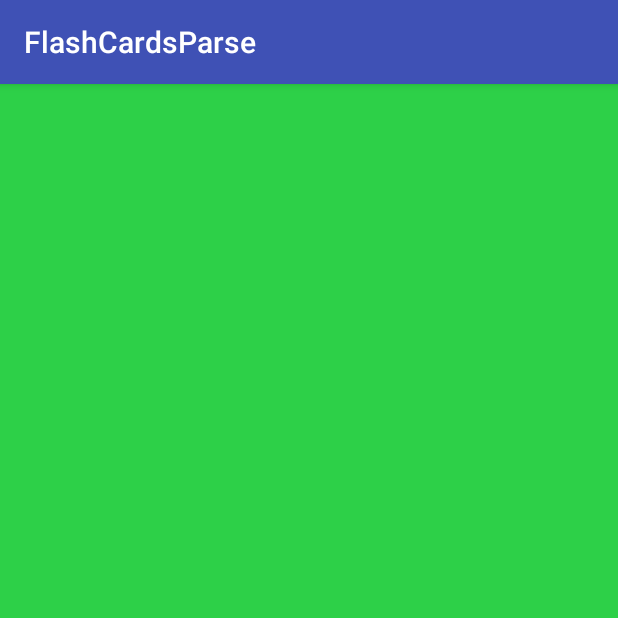
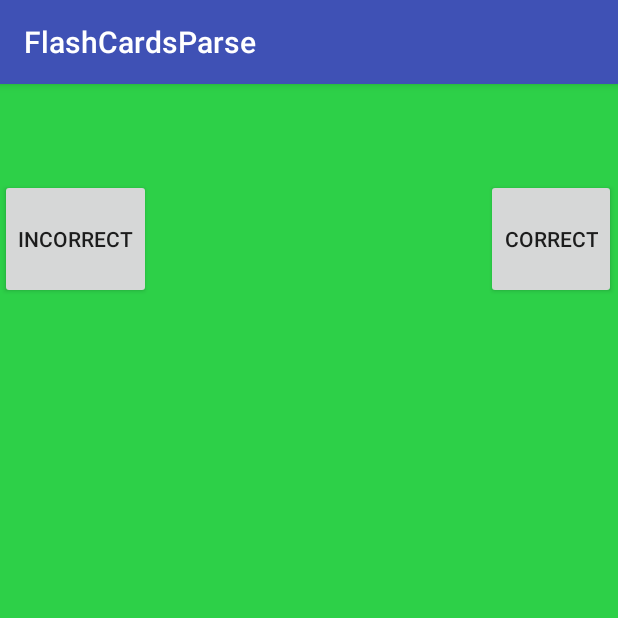
Before and after one commit to arturoaram/FlashCardsParse, an Android app: the StudyCardsActivity screen opened directly, with no data from a screen before it, on a phone screen of 412 x 824 dp, the top half of it. Run offline under Robolectric (Android 15) with nearby library versions, the phone set to English and light mode, and no system bars; 1 statement that could not run was skipped.

Commit message:
counter for correct and incorrect buttons

```diff
--- a/app/src/main/java/com/example/arturo/flashcardsparse/FCardContainerFragment.java
+++ b/app/src/main/java/com/example/arturo/flashcardsparse/FCardContainerFragment.java
@@ -2,10 +2,13 @@ package com.example.arturo.flashcardsparse;
 
 import android.app.Fragment;
 import android.os.Bundle;
+import android.support.v4.view.MotionEventCompat;
+import android.util.Log;
 import android.view.LayoutInflater;
 import android.view.Menu;
 import android.view.MenuInflater;
 import android.view.MenuItem;
+import android.view.MotionEvent;
 import android.view.View;
 import android.view.ViewGroup;
 
@@ -14,10 +17,10 @@ import android.view.ViewGroup;
  */
 public class FCardContainerFragment extends Fragment {
 
-    private boolean cardFlipped= false;
+    private boolean cardFlipped = false;
 
 
-    public FCardContainerFragment(){
+    public FCardContainerFragment() {
 
         setHasOptionsMenu(true);
     }
@@ -41,14 +44,14 @@ public class FCardContainerFragment extends Fragment {
 
     @Override
     public boolean onOptionsItemSelected(MenuItem item) {
-        switch(item.getItemId()) {
+        switch (item.getItemId()) {
             case R.id.action_flip:
                 flipCard();
                 return true;
         }
 
         return false;
-   }
+    }
 
     public void flipCard() {
         Fragment newFragment;
@@ -71,19 +74,22 @@ public class FCardContainerFragment extends Fragment {
 
     public static class CardFrontFragment extends Fragment {
 
-        public CardFrontFragment() { }
+        public CardFrontFragment() {
+        }
 
         @Override
         public View onCreateView(LayoutInflater inflater, ViewGroup container,
                                  Bundle savedInstanceState) {
             View rootView = inflater.inflate(R.layout.study_cards, container, false);
             return rootView;
+
         }
     }
 
     public static class CardBackFragment extends Fragment {
 
-        public CardBackFragment() { }
+        public CardBackFragment() {
+        }
 
         @Override
         public View onCreateView(LayoutInflater inflater, ViewGroup container,
@@ -92,4 +98,8 @@ public class FCardContainerFragment extends Fragment {
             return rootView;
         }
     }
+
+    private static final String DEBUG_TAG = "Gestures";
+
+
 }
--- a/app/src/main/java/com/example/arturo/flashcardsparse/StudyCardsActivity.java
+++ b/app/src/main/java/com/example/arturo/flashcardsparse/StudyCardsActivity.java
@@ -2,12 +2,16 @@ package com.example.arturo.flashcardsparse;
 
 import android.app.Activity;
 import android.app.Fragment;
+import android.content.Intent;
 import android.os.Bundle;
 import android.app.FragmentManager;
 import android.support.v4.view.PagerAdapter;
 import android.support.v4.view.ViewPager;
 import android.support.v7.app.AppCompatActivity;
 import android.util.Log;
+import android.view.View;
+import android.view.View.OnClickListener;
+import android.widget.Button;
 
 import com.parse.FindCallback;
 import com.parse.ParseException;
@@ -23,11 +27,15 @@ import java.util.List;
 public class StudyCardsActivity extends AppCompatActivity {
     List<ParseObject> fcSets;
     ArrayList<FlashCardsSet> arFlashCardsSet;
+    Button Correct, Incorrect;
+    int correctNUM=0;
+    int incorrectNum=0;
     @Override
     protected void onCreate(Bundle savedInstanceState) {
         super.onCreate(savedInstanceState);
         setContentView(R.layout.cardviewpager);
-
+        Correct=(Button)findViewById(R.id.correctbtn);
+        Incorrect=(Button)findViewById(R.id.incorrectbtn);
 
       //  final ParseObject fcSetParse = fcSets.get(i);
         //  FlashCardsSet fcSet = arFlashCardsSet.get(i);
@@ -38,9 +46,29 @@ public class StudyCardsActivity extends AppCompatActivity {
 //            public void done(List<ParseObject> FlashCardsList, ParseException e) {
 //                if (e == null) {
 //                    Log.d("MY FLASHCARDSSSSSSSS", "Retrieved " + FlashCardsList.size() + " scores");
+Correct.setOnClickListener(new OnClickListener() {
+    @Override
+    public void onClick(View v) {
 
 
-                    FCardAdapter adapter = new FCardAdapter(getFragmentManager());
+  correctNUM++;
+        Correct.setText(correctNUM);
+    }
+});
+        Incorrect.setOnClickListener(new OnClickListener() {
+            @Override
+            public void onClick(View v) {
+
+        incorrectNum++;
+                Incorrect.setText(incorrectNum);
+
+
+            }
+        });
+
+
+
+        FCardAdapter adapter = new FCardAdapter(getFragmentManager());
         ViewPager viewPager = (ViewPager) findViewById(R.id.view_pager);
        viewPager.setAdapter(adapter);
 
--- a/app/src/main/res/layout/cardviewpager.xml
+++ b/app/src/main/res/layout/cardviewpager.xml
@@ -13,4 +13,26 @@
         android:layout_alignParentStart="true"
         android:layout_alignParentEnd="true"
         android:layout_alignParentBottom="true" />
+
+    <Button
+        style="?android:attr/buttonStyleSmall"
+        android:layout_width="wrap_content"
+        android:layout_height="80dp"
+        android:text="Correct"
+        android:id="@+id/correctbtn"
+        android:layout_marginTop="63dp"
+        android:layout_marginRight="01dp"
+        android:layout_alignParentTop="true"
+        android:layout_alignParentEnd="true" />
+
+    <Button
+        style="?android:attr/buttonStyleSmall"
+        android:layout_width="wrap_content"
+        android:layout_height="80dp"
+        android:text="Incorrect"
+        android:id="@+id/incorrectbtn"
+        android:layout_marginLeft="0dp"
+        android:layout_alignTop="@+id/correctbtn"
+        android:layout_alignParentStart="true" />
+
 </RelativeLayout>
```
